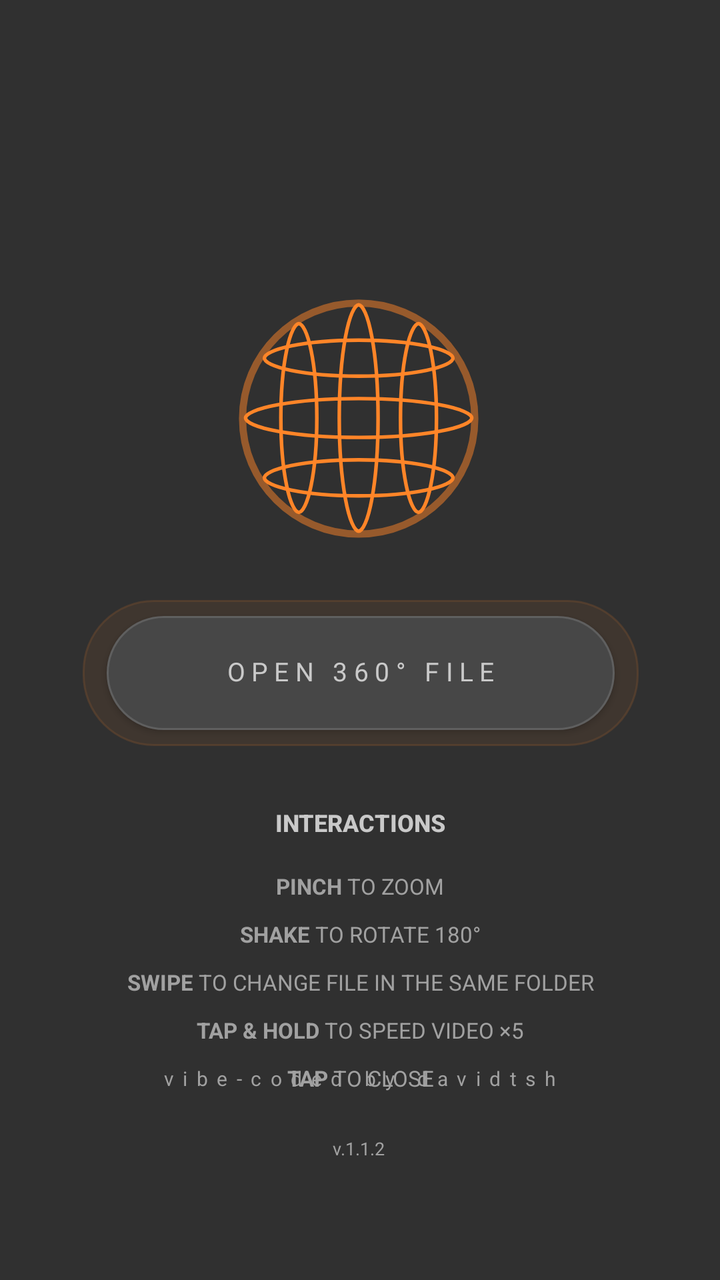
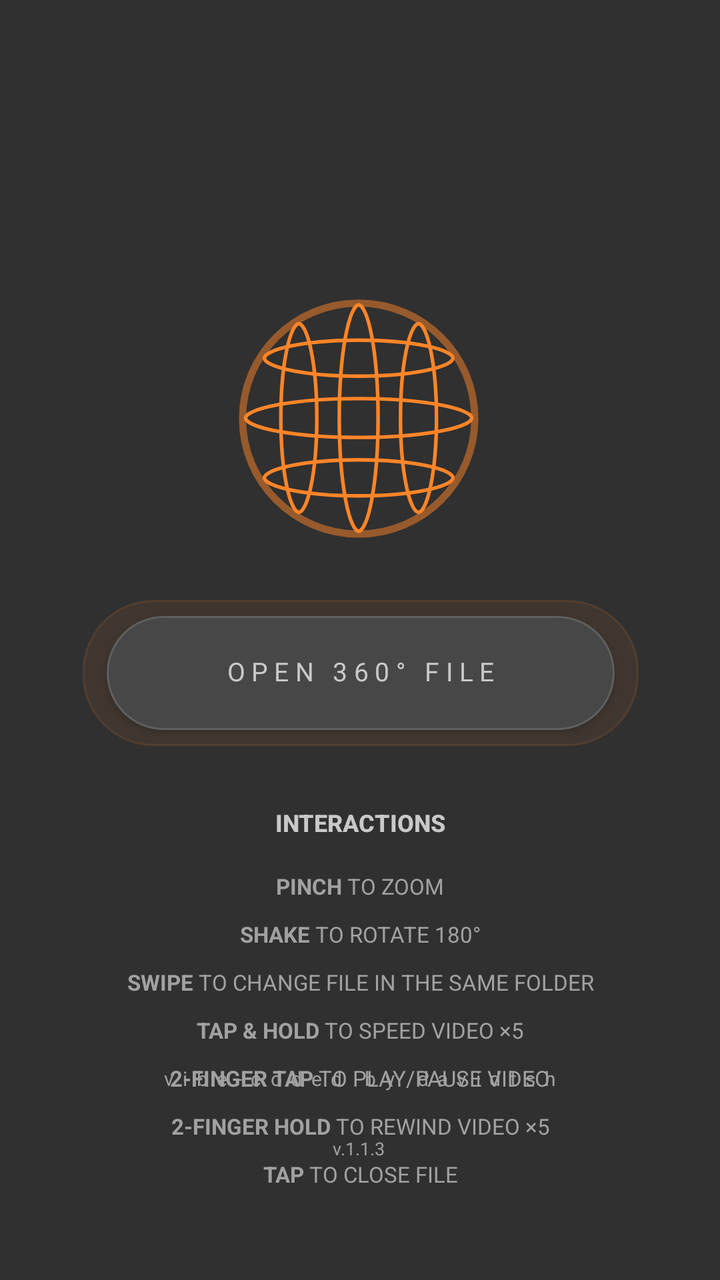

An Android layout rendered at two revisions. The XML below is the earlier revision; the diff shows what the commit changed to produce the second picture.
<!-- AndroidManifest.xml: application theme Theme.XReal360Viewer -->
<!-- res/layout/activity_main.xml -->
<?xml version="1.0" encoding="utf-8"?>
<androidx.constraintlayout.widget.ConstraintLayout
    xmlns:android="http://schemas.android.com/apk/res/android"
    xmlns:app="http://schemas.android.com/apk/res-auto"
    android:layout_width="match_parent"
    android:layout_height="match_parent"
    android:background="#303030">

    <ImageView
        android:id="@+id/imgSphereLogo"
        android:layout_width="170dp"
        android:layout_height="170dp"
        android:layout_marginTop="124dp"
        android:contentDescription="@string/app_name"
        android:scaleType="fitCenter"
        android:src="@drawable/logo_360"
        app:layout_constraintEnd_toEndOf="parent"
        app:layout_constraintHorizontal_bias="0.497"
        app:layout_constraintStart_toStartOf="parent"
        app:layout_constraintTop_toTopOf="parent" />

    <TextView
        android:id="@+id/tvInstructionsHeader"
        android:layout_width="0dp"
        android:layout_height="wrap_content"
        android:layout_marginStart="32dp"
        android:layout_marginTop="40dp"
        android:layout_marginEnd="32dp"
        android:fontFamily="sans-serif-medium"
        android:gravity="center"
        android:includeFontPadding="false"
        android:text="@string/main_instructions_header"
        android:textColor="#C9C9C9"
        android:textSize="12sp"
        android:textStyle="bold"
        app:layout_constraintEnd_toEndOf="parent"
        app:layout_constraintHorizontal_bias="0.0"
        app:layout_constraintStart_toStartOf="parent"
        app:layout_constraintTop_toBottomOf="@id/btnPickImage" />

    <View
        android:id="@+id/btnPickImageGlow"
        android:layout_width="278dp"
        android:layout_height="73dp"
        android:layout_marginTop="300dp"
        android:alpha="0.25"
        android:background="@drawable/bg_open_file_button_glow"
        android:elevation="1dp"
        app:layout_constraintEnd_toEndOf="parent"
        app:layout_constraintHorizontal_bias="0.503"
        app:layout_constraintStart_toStartOf="parent"
        app:layout_constraintTop_toTopOf="parent" />

    <androidx.appcompat.widget.AppCompatButton
        android:id="@+id/btnPickImage"
        android:layout_width="254dp"
        android:layout_height="57dp"
        android:layout_marginTop="308dp"
        android:background="@drawable/bg_open_file_button"
        android:elevation="4dp"
        android:fontFamily="sans-serif"
        android:includeFontPadding="false"
        android:letterSpacing="0.24"
        android:minWidth="0dp"
        android:minHeight="0dp"
        android:paddingStart="0dp"
        android:paddingEnd="0dp"
        android:text="@string/open_360_file"
        android:textAllCaps="false"
        android:textColor="#C9C9C9"
        android:textSize="13sp"
        app:layout_constraintEnd_toEndOf="parent"
        app:layout_constraintHorizontal_bias="0.503"
        app:layout_constraintStart_toStartOf="parent"
        app:layout_constraintTop_toTopOf="parent" />

    <LinearLayout
        android:id="@+id/tvInstructions"
        android:layout_width="0dp"
        android:layout_height="wrap_content"
        android:layout_marginStart="32dp"
        android:layout_marginTop="18dp"
        android:layout_marginEnd="32dp"
        android:orientation="vertical"
        android:gravity="center"
        app:layout_constraintEnd_toEndOf="parent"
        app:layout_constraintStart_toStartOf="parent"
        app:layout_constraintTop_toBottomOf="@id/tvInstructionsHeader">

        <TextView
            style="@style/MainInstructionLine"
            android:text="@string/instruction_pinch" />

        <TextView
            style="@style/MainInstructionLine"
            android:layout_marginTop="11dp"
            android:text="@string/instruction_shake" />

        <TextView
            style="@style/MainInstructionLine"
            android:layout_marginTop="11dp"
            android:text="@string/instruction_swipe" />



        <TextView
            style="@style/MainInstructionLine"
            android:layout_marginTop="11dp"
            android:text="@string/instruction_hold" />



        <TextView
            style="@style/MainInstructionLine"
            android:layout_marginTop="11dp"
            android:text="@string/instruction_tap" />


    </LinearLayout>

    <TextView
        android:id="@+id/tvVersion"
        android:layout_width="wrap_content"
        android:layout_height="wrap_content"
        android:layout_marginBottom="60dp"
        android:fontFamily="sans-serif"
        android:includeFontPadding="false"
        android:text="@string/version_fallback"
        android:textColor="#A1A1A1"
        android:textSize="9sp"
        app:layout_constraintBottom_toBottomOf="parent"
        app:layout_constraintEnd_toEndOf="parent"
        app:layout_constraintHorizontal_bias="0.498"
        app:layout_constraintStart_toStartOf="parent" />

    <TextView
        android:id="@+id/tvCredit"
        android:layout_width="wrap_content"
        android:layout_height="wrap_content"
        android:layout_marginBottom="24dp"
        android:fontFamily="sans-serif"
        android:includeFontPadding="false"
        android:letterSpacing="0.45"
        android:text="@string/main_credit"
        android:textColor="#A1A1A1"
        android:textSize="10sp"
        app:layout_constraintBottom_toTopOf="@id/tvVersion"
        app:layout_constraintEnd_toEndOf="parent"
        app:layout_constraintStart_toStartOf="parent" />

</androidx.constraintlayout.widget.ConstraintLayout>
<!-- resources referenced by this layout -->
<resources>
  <!-- drawable bg_open_file_button (drawable) -->
  <?xml version="1.0" encoding="utf-8"?>
  <shape xmlns:android="http://schemas.android.com/apk/res/android"
      android:shape="rectangle">
      <solid android:color="#474747" />
      <stroke
          android:width="1dp"
          android:color="#5F5F5F" />
      <corners android:radius="29dp" />
  </shape>
  <!-- drawable bg_open_file_button_glow (drawable) -->
  <?xml version="1.0" encoding="utf-8"?>
  <shape xmlns:android="http://schemas.android.com/apk/res/android"
      android:shape="rectangle">
      <solid android:color="#4DFF8528" />
      <stroke
          android:width="1dp"
          android:color="#99FF8528" />
      <corners android:radius="35dp" />
  </shape>
  <!-- drawable logo_360: vector/xml drawable (drawable, 6150 chars, omitted) -->
  <string name="app_name">XREAL 360° Viewer</string>
  <string name="instruction_hold"><b>TAP &amp; HOLD</b> TO SPEED VIDEO ×5</string>
  <string name="instruction_pinch"><b>PINCH</b> TO ZOOM</string>
  <string name="instruction_shake"><b>SHAKE</b> TO ROTATE 180°</string>
  <string name="instruction_swipe"><b>SWIPE</b> TO CHANGE FILE IN THE SAME FOLDER</string>
  <string name="instruction_tap"><b>TAP</b> TO CLOSE</string>
  <string name="main_credit">vibe-coded by davidtsh</string>
  <string name="main_instructions_header">INTERACTIONS</string>
  <string name="open_360_file">OPEN 360° FILE</string>
  <string name="version_fallback">v.1.1.2</string>
  <style name="MainInstructionLine">
          <item name="android:layout_width">match_parent</item>
          <item name="android:layout_height">wrap_content</item>
          <item name="android:fontFamily">sans-serif</item>
          <item name="android:gravity">center</item>
          <item name="android:includeFontPadding">false</item>
          <item name="android:textColor">#A1A1A1</item>
          <item name="android:textSize">11sp</item>
      </style>
  <style name="Theme.XReal360Viewer" parent="Theme.MaterialComponents.DayNight.NoActionBar">
          <item name="colorPrimary">#1A73E8</item>
          <item name="colorPrimaryVariant">#1557B0</item>
          <item name="colorOnPrimary">#FFFFFF</item>
          <item name="android:windowBackground">#000000</item>
      </style>
</resources>

<!-- the commit's change to res/layout/activity_main.xml (unified diff, before → after) -->
@@ -108,7 +108,15 @@
             android:layout_marginTop="11dp"
             android:text="@string/instruction_hold" />
 
+        <TextView
+            style="@style/MainInstructionLine"
+            android:layout_marginTop="11dp"
+            android:text="@string/instruction_two_finger_tap" />
 
+        <TextView
+            style="@style/MainInstructionLine"
+            android:layout_marginTop="11dp"
+            android:text="@string/instruction_two_finger_hold" />
 
         <TextView
             style="@style/MainInstructionLine"
<!-- resource entries referenced after the edit -->
@@ -26,11 +26,13 @@
   <string name="instruction_pinch"><b>PINCH</b> TO ZOOM</string>
   <string name="instruction_shake"><b>SHAKE</b> TO ROTATE 180°</string>
   <string name="instruction_swipe"><b>SWIPE</b> TO CHANGE FILE IN THE SAME FOLDER</string>
-  <string name="instruction_tap"><b>TAP</b> TO CLOSE</string>
+  <string name="instruction_tap"><b>TAP</b> TO CLOSE FILE</string>
+  <string name="instruction_two_finger_hold"><b>2-FINGER HOLD</b> TO REWIND VIDEO ×5</string>
+  <string name="instruction_two_finger_tap"><b>2-FINGER TAP</b> TO PLAY/PAUSE VIDEO</string>
   <string name="main_credit">vibe-coded by davidtsh</string>
   <string name="main_instructions_header">INTERACTIONS</string>
   <string name="open_360_file">OPEN 360° FILE</string>
-  <string name="version_fallback">v.1.1.2</string>
+  <string name="version_fallback">v.1.1.3</string>
   <style name="MainInstructionLine">
           <item name="android:layout_width">match_parent</item>
           <item name="android:layout_height">wrap_content</item>
